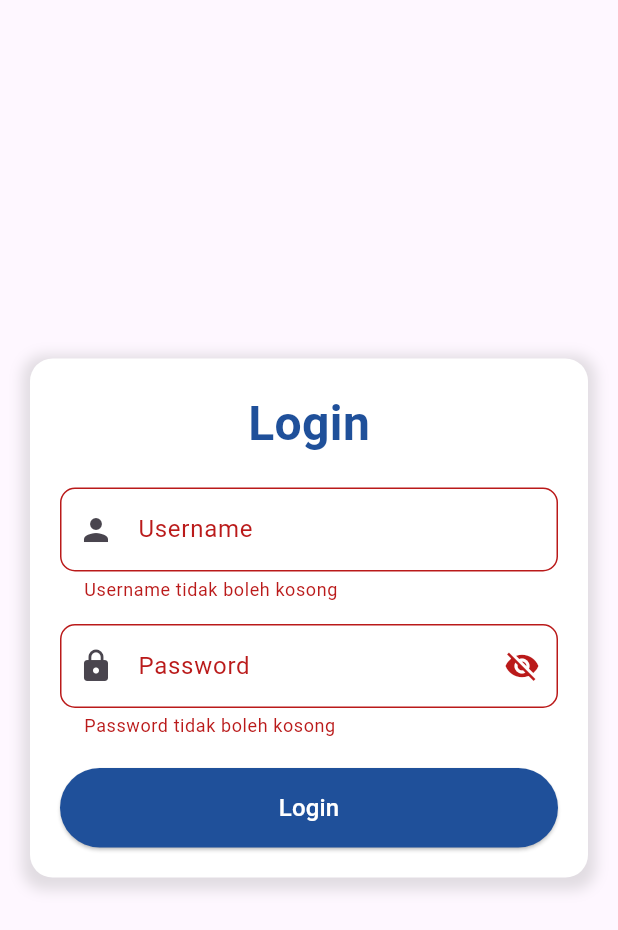
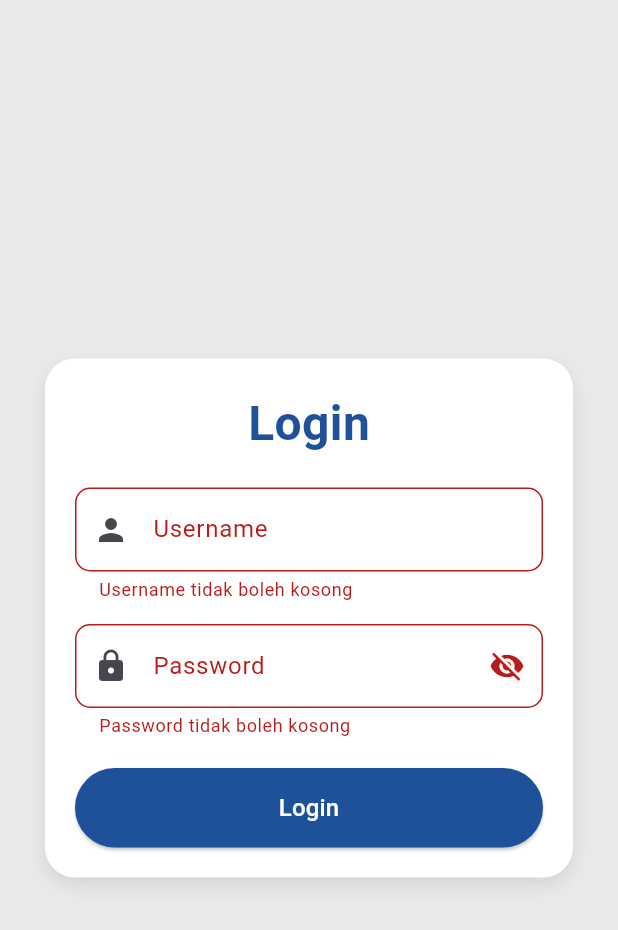
Before and after one commit to elsarpl2/ukk_2025, a Flutter app: the screen it shows after launch, after a tap on "Login", on a phone screen of 412 x 824 dp. Shown: the top 930 px of the screen. Run offline on Flutter 3.47's test engine with Material 3 defaults, Android fonts, the phone set to English and light mode, and no system bars; our stand-ins replace shared_preferences, supabase_flutter; accounts and stored records are empty.

Commit message:
second commit

```diff
--- a/lib/screens/login_screen.dart
+++ b/lib/screens/login_screen.dart
@@ -1,98 +1,38 @@
 import 'package:flutter/material.dart';
 import 'package:supabase_flutter/supabase_flutter.dart';
-import 'home_screen.dart'; // Import halaman home
+import 'package:shared_preferences/shared_preferences.dart';
+import 'home_screen.dart'; // Halaman utama setelah login
 
 class LoginScreen extends StatefulWidget {
   @override
-  State<LoginScreen> createState() => _LoginScreenState();
+  _LoginScreenState createState() => _LoginScreenState();
 }
 
-final List<Map<String, String>> dummyUsers = [
-  {'username': 'elsa', 'password': '1234'}
-];
-
 class _LoginScreenState extends State<LoginScreen> {
-  final _formKey = GlobalKey<FormState>(); // Key untuk form validation
+  final _formKey = GlobalKey<FormState>();
   final TextEditingController nameController = TextEditingController();
   final TextEditingController passwordController = TextEditingController();
-  bool _isPasswordVisible = false; // Untuk mengontrol visibilitas password
-  bool _isLoading = false; // Untuk mengontrol loading state
-
-  final SupabaseClient supabase = Supabase.instance.client;
-
-  Future<void> _login() async {
-    if (!_formKey.currentState!.validate()) {
-      return; // Jika form tidak valid, hentikan proses login
-    }
-
-    setState(() {
-      _isLoading = true;
-    });
-
-    final String username = nameController.text.trim();
-    final String password = passwordController.text.trim();
-
-    try {
-      // Query ke Supabase untuk validasi user
-      final response = await supabase
-          .from('user')
-          .select('username') // Ambil username
-          .eq('username', username)
-          .eq('password', password)
-          .maybeSingle();
-
-      if (response != null) {
-
-        // Login berhasil, arahkan ke HomeScreen
-       Navigator.pushReplacement(
-          context,
-          MaterialPageRoute(builder: (context) => HomeScreen()),
-        );
-
-      } else {
-        _showError('Username atau password salah, harap isi dengan benar.');
-      }
-    } catch (e) {
-      _showError('Terjadi kesalahan: $e');
-    } finally {
-      setState(() {
-        _isLoading = false;
-      });
-    }
-  }
-
-  void _showError(String message) {
-    ScaffoldMessenger.of(context).showSnackBar(
-      SnackBar(
-        content: Text(message),
-        backgroundColor: Colors.red,
-      ),
-    );
-  }
+  bool _isPasswordVisible = false;
+  bool _isLoading = false;
 
   @override
   Widget build(BuildContext context) {
     return Scaffold(
+      backgroundColor: const Color(0xffEAEAEA), // Warna latar belakang halaman
       body: Center(
         child: SingleChildScrollView(
           child: Padding(
-            padding: const EdgeInsets.all(20),
-            child: Center(
-              child: ConstrainedBox(
-                constraints: const BoxConstraints(
-                  maxWidth: 400, // Membatasi lebar container pada desktop
-                ),
+            padding: const EdgeInsets.symmetric(horizontal: 30),
             child: Container(
               padding: const EdgeInsets.all(20),
               decoration: BoxDecoration(
-                    color: Colors.white, // Warna latar belakang container
-                    borderRadius: BorderRadius.circular(15),
+                color: Colors.white,
+                borderRadius: BorderRadius.circular(20),
                 boxShadow: [
                   BoxShadow(
-                        color: Colors.grey.withOpacity(0.3),
-                        spreadRadius: 5,
-                        blurRadius: 7,
-                        offset: const Offset(0, 3),
+                    color: Colors.black.withOpacity(0.1),
+                    blurRadius: 10,
+                    offset: const Offset(0, 5),
                   ),
                 ],
               ),
@@ -160,17 +100,15 @@ class _LoginScreenState extends State<LoginScreen> {
                     ElevatedButton(
                       onPressed: _isLoading ? null : _login,
                       style: ElevatedButton.styleFrom(
-                            backgroundColor: const Color(0xff1F509A), // Warna tombol
-                            padding: const EdgeInsets.symmetric(vertical: 15), // Padding tombol
+                        backgroundColor: const Color(0xff1F509A),
+                        padding: const EdgeInsets.symmetric(vertical: 15),
                         shape: RoundedRectangleBorder(
-                              borderRadius: BorderRadius.circular(30), // Bentuk tombol
+                          borderRadius: BorderRadius.circular(30),
                         ),
-                            minimumSize: const Size(double.infinity, 50), // Lebar tombol penuh dan tinggi 50
+                        minimumSize: const Size(double.infinity, 50),
                       ),
                       child: _isLoading
-                              ? const CircularProgressIndicator(
-                                  color: Colors.white,
-                                )
+                          ? const CircularProgressIndicator(color: Colors.white)
                           : const Text(
                               'Login',
                               style: TextStyle(fontSize: 16, color: Colors.white),
@@ -183,7 +121,65 @@ class _LoginScreenState extends State<LoginScreen> {
           ),
         ),
       ),
+    );
+  }
+
+  // Fungsi untuk validasi login dengan Supabase
+  void _login() async {
+    if (_formKey.currentState!.validate()) {
+      setState(() {
+        _isLoading = true;
+      });
+
+      final supabase = Supabase.instance.client;
+      final String username = nameController.text;
+      final String password = passwordController.text;
+
+      try {
+        // Cek user berdasarkan username dan password
+        final response = await supabase
+            .from('user')
+            .select('username, password')
+            .eq('username', username)
+            .eq('password', password)
+            .maybeSingle();
+
+        if (response != null) {
+          // Simpan username ke SharedPreferences
+          SharedPreferences prefs = await SharedPreferences.getInstance();
+          await prefs.setString('username', username);
+
+          // Navigasi ke HomeScreen
+          Navigator.pushReplacement(
+            context,
+            MaterialPageRoute(builder: (context) => HomeScreen()),
+          );
+        } else {
+          _showErrorDialog("Username atau password salah!");
+        }
+      } catch (e) {
+        _showErrorDialog("Terjadi kesalahan saat login.");
+      }
+
+      setState(() {
+        _isLoading = false;
+      });
+    }
+  }
+
+  // Fungsi untuk menampilkan pesan error
+  void _showErrorDialog(String message) {
+    showDialog(
+      context: context,
+      builder: (context) => AlertDialog(
+        title: const Text("Login Gagal"),
+        content: Text(message),
+        actions: [
+          TextButton(
+            onPressed: () => Navigator.pop(context),
+            child: const Text("OK"),
           ),
+        ],
       ),
     );
   }
```
Also changed, not shown: lib/screens/home_screen.dart (+6 -1 lines), lib/screens/pelanggan_screen.dart (added, +229 -0 lines), lib/screens/produk_screen.dart (+64 -29 lines), lib/screens/user_screen.dart (+14 -0 lines). Lines whose indentation alone changed are shown as unchanged.
